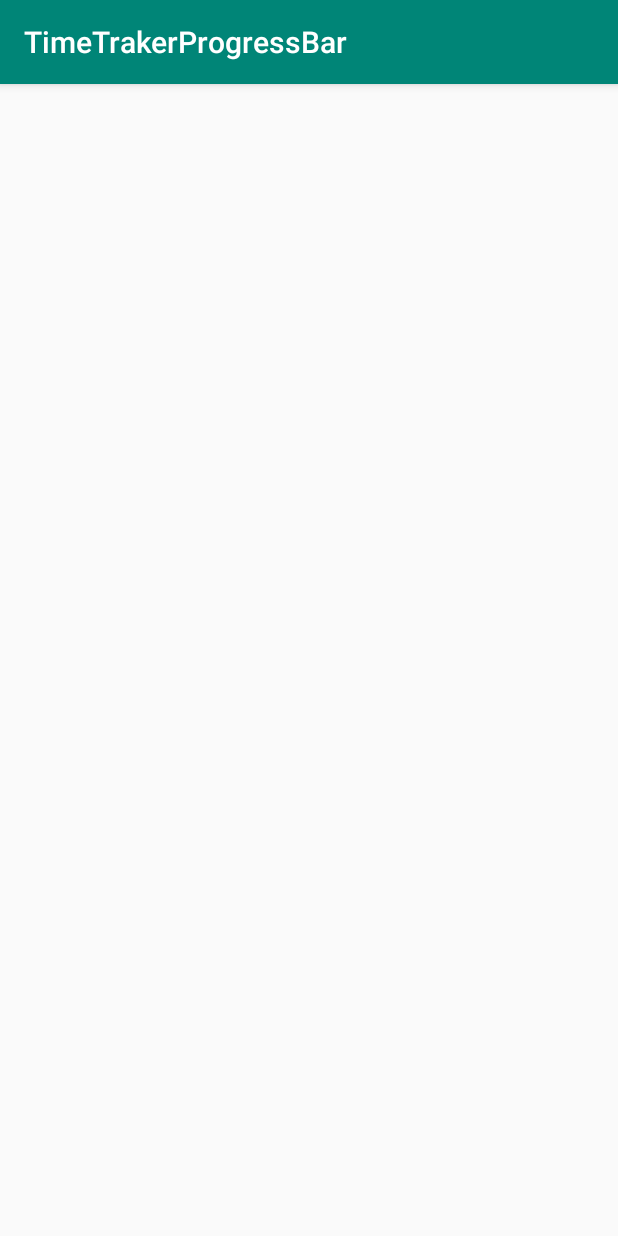
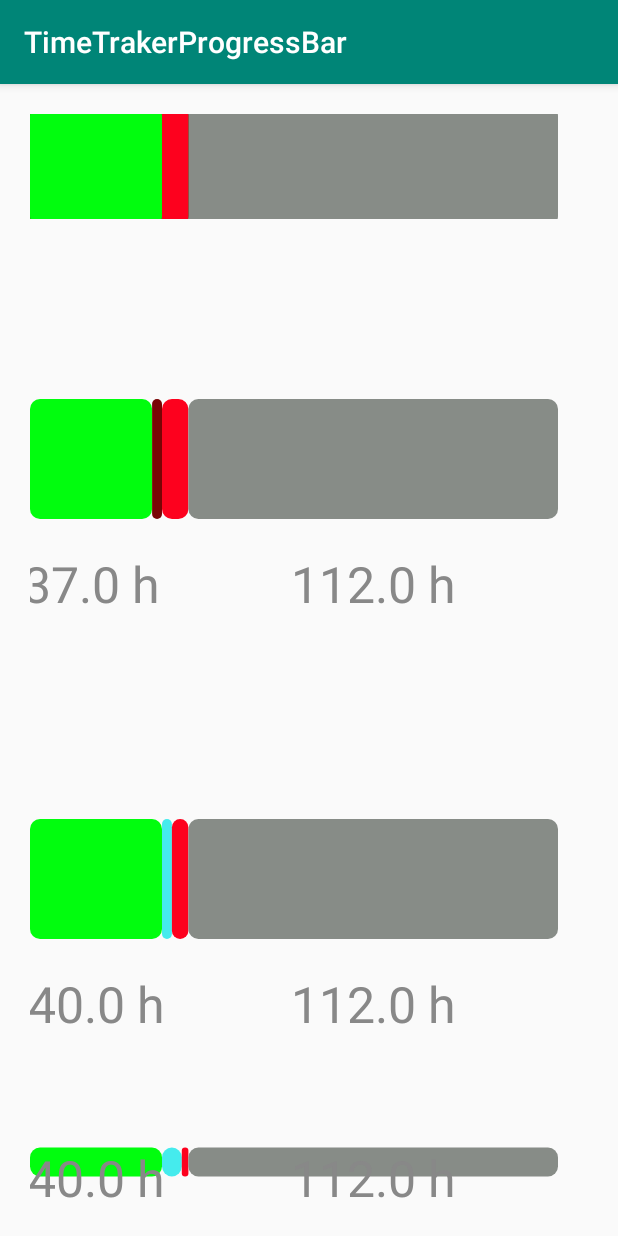
Before and after one commit to Kiolk/TimeTrakerProgressBar, an Android app: the screen it shows after launch (MainActivity), on a phone screen of 412 x 824 dp. Run offline under Robolectric (Android 15) with nearby library versions, the phone set to English and light mode, and no system bars.

Commit message:
Add additional properties to bar

```diff
--- a/app/src/main/java/kiolk/github/com/timetrakerprogressbar/MainActivity.java
+++ b/app/src/main/java/kiolk/github/com/timetrakerprogressbar/MainActivity.java
@@ -8,15 +8,33 @@ import kiolk.github.com.timesheetprogressbar.TimeSheetBar;
 public class MainActivity extends AppCompatActivity {
 
     private TimeSheetBar bar;
+    private TimeSheetBar bar1;
+    private TimeSheetBar bar2;
+    private TimeSheetBar bar3;
+    private TimeSheetBar bar4;
+    private static final int THREE_HOUR = 10800;
 
     @Override
     protected void onCreate(Bundle savedInstanceState) {
         super.onCreate(savedInstanceState);
         setContentView(R.layout.activity_main);
         bar = findViewById(R.id.time_bar);
-        bar.setmProgresHeight(60f);
-        bar.setmRequiredSeconds(576000);
-        bar.setmTrackedSeconds(144000);
-        bar.setmRequiredSecondsRelativeToday(172800);
+        bar1 = findViewById(R.id.time_bar_1);
+        bar2 = findViewById(R.id.time_bar_2);
+        bar3 = findViewById(R.id.time_bar_3);
+        bar4 = findViewById(R.id.time_bar_4);
+
+        setBar(bar, 576000, 144000, 172800);
+        setBar(bar1, 576000, 133200, 172800);
+        setBar(bar2, 576000, 144000 + THREE_HOUR, 172800);
+        setBar(bar3, 576000, 144000 + THREE_HOUR *2, 172800);
+        setBar(bar4, 576000, 144000 + THREE_HOUR * 3, 172800);
+    }
+
+    private void setBar(TimeSheetBar bar, int required, int tracked, int currentNeed) {
+        bar.setmProgressHeight(120f);
+        bar.setmRequiredSeconds(required);
+        bar.setmTrackedSeconds(tracked);
+        bar.setmRequiredSecondsRelativeToday(currentNeed);
     }
 }
--- a/app/src/main/res/layout/activity_main.xml
+++ b/app/src/main/res/layout/activity_main.xml
@@ -1,13 +1,30 @@
 <?xml version="1.0" encoding="utf-8"?>
-<RelativeLayout xmlns:android="http://schemas.android.com/apk/res/android"
+<LinearLayout xmlns:android="http://schemas.android.com/apk/res/android"
     xmlns:app="http://schemas.android.com/apk/res-auto"
     xmlns:tools="http://schemas.android.com/tools"
     android:layout_width="match_parent"
+    android:orientation="vertical"
     android:layout_height="match_parent"
     tools:context=".MainActivity">
 
     <kiolk.github.com.timesheetprogressbar.TimeSheetBar
+        android:layout_margin="20dp"
         android:id="@+id/time_bar"
+        android:layout_centerInParent="true"
+        android:layout_width="match_parent"
+        android:layout_height="70dp"
+        android:padding="10dp"
+        app:trackedTimeColor="@color/trackedColor"
+        app:unTrackedTimeColor="@color/unTrackedColor"
+        app:moreTrackedTimeColor="@color/moreTrackedTime"
+        app:dayNeedTrackTimeColor="@color/currentUnTrackedColor"
+        app:additionalNeedTrackTimeColor="@color/needAdditionalTrackColor"
+        app:moreCurrentDayTrakedTimeColor="@color/moreCurrentDayTrackedColor"
+        app:barType="divided"/>
+
+    <kiolk.github.com.timesheetprogressbar.TimeSheetBar
+        android:layout_margin="20dp"
+        android:id="@+id/time_bar_1"
         android:layout_centerInParent="true"
         android:layout_width="wrap_content"
         android:layout_height="wrap_content"
@@ -16,6 +33,48 @@
         app:unTrackedTimeColor="@color/unTrackedColor"
         app:moreTrackedTimeColor="@color/moreTrackedTime"
         app:dayNeedTrackTimeColor="@color/currentUnTrackedColor"
-        app:additionalNeedTrackTimeColor="@color/needAdditionalTrackColor"/>
+        app:additionalNeedTrackTimeColor="@color/needAdditionalTrackColor"
+        app:moreCurrentDayTrakedTimeColor="@color/moreCurrentDayTrackedColor"
+        app:barType="overlaid"/>
 
-</RelativeLayout>
+    <kiolk.github.com.timesheetprogressbar.TimeSheetBar
+        android:layout_margin="20dp"
+        android:id="@+id/time_bar_2"
+        android:layout_centerInParent="true"
+        android:layout_width="wrap_content"
+        android:layout_height="wrap_content"
+        android:padding="10dp"
+        app:trackedTimeColor="@color/trackedColor"
+        app:unTrackedTimeColor="@color/unTrackedColor"
+        app:moreTrackedTimeColor="@color/moreTrackedTime"
+        app:dayNeedTrackTimeColor="@color/currentUnTrackedColor"
+        app:additionalNeedTrackTimeColor="@color/needAdditionalTrackColor"
+        app:moreCurrentDayTrakedTimeColor="@color/moreCurrentDayTrackedColor"/>
+
+    <kiolk.github.com.timesheetprogressbar.TimeSheetBar
+        android:layout_margin="20dp"
+        android:id="@+id/time_bar_3"
+        android:layout_centerInParent="true"
+        android:layout_width="wrap_content"
+        android:layout_height="wrap_content"
+        android:padding="10dp"
+        app:trackedTimeColor="@color/trackedColor"
+        app:unTrackedTimeColor="@color/unTrackedColor"
+        app:moreTrackedTimeColor="@color/moreTrackedTime"
+        app:dayNeedTrackTimeColor="@color/currentUnTrackedColor"
+        app:additionalNeedTrackTimeColor="@color/needAdditionalTrackColor"
+        app:moreCurrentDayTrakedTimeColor="@color/moreCurrentDayTrackedColor"/>
+    <kiolk.github.com.timesheetprogressbar.TimeSheetBar
+        android:layout_margin="20dp"
+        android:id="@+id/time_bar_4"
+        android:layout_centerInParent="true"
+        android:layout_width="match_parent"
+        android:layout_height="match_parent"
+        android:padding="10dp"
+        app:trackedTimeColor="@color/trackedColor"
+        app:unTrackedTimeColor="@color/unTrackedColor"
+        app:moreTrackedTimeColor="@color/moreTrackedTime"
+        app:dayNeedTrackTimeColor="@color/currentUnTrackedColor"
+        app:additionalNeedTrackTimeColor="@color/needAdditionalTrackColor"
+        app:moreCurrentDayTrakedTimeColor="@color/moreCurrentDayTrackedColor"/>
+</LinearLayout>
--- a/app/src/main/res/values/colors.xml
+++ b/app/src/main/res/values/colors.xml
@@ -8,4 +8,5 @@
     <color name="needAdditionalTrackColor">#790505</color>
     <color name="unTrackedColor">#878c87</color>
     <color name="moreTrackedTime">#04710a</color>
+    <color name="moreCurrentDayTrackedColor">#45ebed</color>
 </resources>
--- /dev/null
+++ b/timesheetprogressbar/src/main/java/kiolk/github/com/timesheetprogressbar/BarType.java
@@ -0,0 +1,27 @@
+package kiolk.github.com.timesheetprogressbar;
+
+public enum BarType {
+
+    DIVIDED(0), OVERLAID(1);
+
+    private final int mType;
+
+    BarType(int pType) {
+        this.mType = pType;
+    }
+
+    public static BarType getType(int type) {
+        switch (type) {
+            case 0:
+                return DIVIDED;
+            case 1:
+                return OVERLAID;
+            default:
+                throw new IllegalArgumentException();
+        }
+    }
+
+    public int getType() {
+        return mType;
+    }
+}
--- a/timesheetprogressbar/src/main/java/kiolk/github/com/timesheetprogressbar/TimeSheetBar.java
+++ b/timesheetprogressbar/src/main/java/kiolk/github/com/timesheetprogressbar/TimeSheetBar.java
@@ -5,10 +5,12 @@ import android.content.res.TypedArray;
 import android.graphics.Canvas;
 import android.graphics.Color;
 import android.graphics.Paint;
+import android.graphics.Path;
 import android.graphics.RectF;
 import android.os.Build;
 import android.support.annotation.RequiresApi;
 import android.util.AttributeSet;
+import android.util.Printer;
 import android.view.View;
 
 public class TimeSheetBar extends View {
@@ -16,6 +18,7 @@ public class TimeSheetBar extends View {
     public static final float RAOUND_X = 10f;
     public static final float ROUND_Y = 10f;
     public static final long EIGHT_HOURS_WORK_DAY = 28800;
+    public static final float ONE_HOUR = 3600f;
 
     private RectF mRectF;
     private Paint mBackgroundPaint;
@@ -23,20 +26,37 @@ public class TimeSheetBar extends View {
     private Paint mCurrentUnTrackPaint;
     private Paint mMoreTrackedTimePaint;
     private Paint mNeedTrackTimePaint;
+    private Paint mMoreCurrentDayTrackedTimePaint;
+    private Paint mLinePaint;
+    private Paint mLablePaint;
+    private Paint mTextPaint;
+
+    private float startPointX = 0;
+    private float startPointY = 0;
+
     private int widthRec;
     private int heightRec;
-    private float mProgresHeight = 20;
+    private int mBarType;
+    private float mProgressHeight = 100;
 
     private int mTrackedTimeColor;
     private int mUntrackedTimeColor;
     private int mNeedTrackTimeColor;
     private int mDayNeedTrackTimeColor;
     private int mMoreTrackedTimeColor;
+    private int mMoreCurrentDayTrackedTimeColor;
 
     private long mTrackedSeconds = 259200;
     private long mRequiredSeconds = 576000;
     private long mRequiredSecondsRelativeToday = EIGHT_HOURS_WORK_DAY;
     private long mStandardDayWorkDurationSeconds = EIGHT_HOURS_WORK_DAY;
+
+    private long mTrackedBeforTodaySeconds = 0;
+    private long mNeedTrackSeconds = 0;
+    private long mCurrentTrakedSecconds = 0;
+    private long mMoreTrackedSecconds = 0;
+    private long mCurrentNeedTrakSeconds = 0;
+    private long mUntrackedTime = 0;
 
     public TimeSheetBar(Context context) {
         super(context);
@@ -60,34 +80,42 @@ public class TimeSheetBar extends View {
     }
 
     public long getmTrackedSeconds() {
+        invalidate();
         return mTrackedSeconds;
     }
 
     public void setmTrackedSeconds(long mTrackedSeconds) {
+        invalidate();
         this.mTrackedSeconds = mTrackedSeconds;
     }
 
     public long getmRequiredSeconds() {
+        invalidate();
         return mRequiredSeconds;
     }
 
     public void setmRequiredSeconds(long mRequiredSeconds) {
+        invalidate();
         this.mRequiredSeconds = mRequiredSeconds;
     }
 
     public long getmRequiredSecondsRelativeToday() {
+        invalidate();
         return mRequiredSecondsRelativeToday;
     }
 
     public void setmRequiredSecondsRelativeToday(long mRequiredSecondsRelativeToday) {
+        invalidate();
         this.mRequiredSecondsRelativeToday = mRequiredSecondsRelativeToday;
     }
 
     public long getmStandardDayWorkDurationSeconds() {
+        invalidate();
         return mStandardDayWorkDurationSeconds;
     }
 
     public void setmStandardDayWorkDurationSeconds(long mStandardDayWorkDurationSeconds) {
+        invalidate();
         this.mStandardDayWorkDurationSeconds = mStandardDayWorkDurationSeconds;
     }
 
@@ -100,6 +128,8 @@ public class TimeSheetBar extends View {
         mDayNeedTrackTimeColor = typedArray.getColor(R.styleable.TimeSheetBar_dayNeedTrackTimeColor, Color.RED);
         mNeedTrackTimeColor = typedArray.getColor(R.styleable.TimeSheetBar_additionalNeedTrackTimeColor, Color.RED);
         mMoreTrackedTimeColor = typedArray.getColor(R.styleable.TimeSheetBar_moreTrackedTimeColor, Color.GREEN);
+        mMoreCurrentDayTrackedTimeColor = typedArray.getColor(R.styleable.TimeSheetBar_moreCurrentDayTrakedTimeColor, Color.GREEN);
+        mBarType = typedArray.getInt(R.styleable.TimeSheetBar_barType, BarType.DIVIDED.getType());
 
         mBackgroundPaint = new Paint(Paint.ANTI_ALIAS_FLAG);
         mBackgroundPaint.setColor(mUntrackedTimeColor);
@@ -116,12 +146,58 @@ public class TimeSheetBar extends View {
         mNeedTrackTimePaint = new Paint(Paint.ANTI_ALIAS_FLAG);
         mNeedTrackTimePaint.setColor(mNeedTrackTimeColor);
         mNeedTrackTimePaint.setStyle(Paint.Style.FILL);
+        mMoreCurrentDayTrackedTimePaint = new Paint(Paint.ANTI_ALIAS_FLAG);
+        mMoreCurrentDayTrackedTimePaint.setColor(mMoreCurrentDayTrackedTimeColor);
+        mNeedTrackTimePaint.setStyle(Paint.Style.FILL);
+
+        mLinePaint = new Paint(Paint.ANTI_ALIAS_FLAG);
+        mLinePaint.setColor(Color.GRAY);
+        mLinePaint.setStrokeWidth(3);
+        mLinePaint.setStyle(Paint.Style.FILL);
+
+
+        mLablePaint = new Paint(Paint.ANTI_ALIAS_FLAG);
+        mLablePaint.setStyle(Paint.Style.STROKE);
+        mLablePaint.setColor(Color.GRAY);
+        mLablePaint.setStrokeWidth(2);
+        mLablePaint.setStyle(Paint.Style.FILL);
+        mLablePaint.setColor(Color.YELLOW);
+        mLablePaint.setStyle(Paint.Style.FILL_AND_STROKE);
+
+        mTextPaint = new Paint(Paint.ANTI_ALIAS_FLAG);
+        mTextPaint.setColor(Color.GRAY);
+        mTextPaint.setStyle(Paint.Style.FILL);
+        mTextPaint.setTextSize(mProgressHeight / 2);
+        mTextPaint.setTextAlign(Paint.Align.CENTER);
 
         mRectF = new RectF(0, heightRec, widthRec, 0);
     }
 
+    private void calculateTimersSeconds(){
+
+        long trackedDiffTime = mRequiredSecondsRelativeToday - mStandardDayWorkDurationSeconds;
+        mTrackedBeforTodaySeconds = mTrackedSeconds;
+
+        mUntrackedTime = mRequiredSeconds - mRequiredSecondsRelativeToday;
+        if (trackedDiffTime > mTrackedSeconds) {
+            mNeedTrackSeconds = trackedDiffTime;
+            mTrackedBeforTodaySeconds = mTrackedSeconds;
+        } else if (trackedDiffTime < mTrackedSeconds && mTrackedSeconds < mRequiredSecondsRelativeToday) {
+            mTrackedBeforTodaySeconds = mRequiredSecondsRelativeToday - mStandardDayWorkDurationSeconds;
+            mCurrentTrakedSecconds = mTrackedSeconds - mTrackedBeforTodaySeconds;
+            mCurrentNeedTrakSeconds = mStandardDayWorkDurationSeconds - mCurrentTrakedSecconds;
+        } else if (mTrackedSeconds > mRequiredSecondsRelativeToday) {
+            mTrackedBeforTodaySeconds = mRequiredSecondsRelativeToday - mStandardDayWorkDurationSeconds;
+            mCurrentTrakedSecconds = mStandardDayWorkDurationSeconds;
+            mMoreTrackedSecconds = mTrackedSeconds - mRequiredSecondsRelativeToday;
+            mCurrentNeedTrakSeconds = 0;
+            mUntrackedTime = mUntrackedTime - mMoreTrackedSecconds;
+        }
+    }
+
     @Override
     protected void onMeasure(int widthMeasureSpec, int heightMeasureSpec) {
+        calculateTimersSeconds();
         super.onMeasure(widthMeasureSpec, heightMeasureSpec);
         int width = MeasureSpec.getSize(widthMeasureSpec);
         int height = MeasureSpec.getSize(heightMeasureSpec);
@@ -132,7 +208,8 @@ public class TimeSheetBar extends View {
                 selectedHeigt = height;
                 break;
             case MeasureSpec.AT_MOST:
-                selectedHeigt = (int) Math.min(height, getmProgresHeight());
+                selectedHeigt = (int) Math.min(height, getmProgressHeight() * 3);
+                mProgressHeight = selectedHeigt / 3;
                 break;
             case MeasureSpec.UNSPECIFIED:
             default:
@@ -147,55 +224,114 @@ public class TimeSheetBar extends View {
         int size = (width > height) ? width : height;
         heightRec = size;
         widthRec = size;
+
         setMeasuredDimension(width, selectedHeigt);
     }
 
     @Override
     protected void onDraw(Canvas canvas) {
         super.onDraw(canvas);
-        long trackedDiifTime = mRequiredSecondsRelativeToday - mStandardDayWorkDurationSeconds;
         float trackedBlockWidth;
+        float needTrackBlockWidth = 0;
+        float moreCurrentDayTrackedBlockWidth = 0;
+        float moreTrakedTimeBlockWidth = 0;
+        float untrakedTimeBlockwidth;
+        float needCurrentTodayTrackBlockWidth;
 
-        if(trackedDiifTime == mTrackedSeconds){
-            float trackedPercent =  (mTrackedSeconds / mRequiredSeconds);
-            trackedBlockWidth = getWidth() * trackedPercent;
-        }else if(trackedDiifTime > mTrackedSeconds){
+        startPointY = getHeight() / 3;
 
+        long trackedDiffTime = mRequiredSecondsRelativeToday - mStandardDayWorkDurationSeconds;
+
+        trackedBlockWidth = canculatPercantage(mTrackedSeconds);
+        needCurrentTodayTrackBlockWidth = canculatPercantage(mStandardDayWorkDurationSeconds);
+        untrakedTimeBlockwidth = canculatPercantage(mRequiredSeconds - mRequiredSecondsRelativeToday);
+
+
+        if (trackedDiffTime > mTrackedSeconds) {
+            needTrackBlockWidth = canculatPercantage(trackedDiffTime - mTrackedSeconds);
+            trackedBlockWidth = canculatPercantage(mTrackedSeconds);
+        } else if (trackedDiffTime < mTrackedSeconds && mTrackedSeconds < mRequiredSecondsRelativeToday) {
+            trackedBlockWidth = canculatPercantage(mTrackedSeconds - (mTrackedSeconds - trackedDiffTime));
+            moreCurrentDayTrackedBlockWidth = canculatPercantage(mTrackedSeconds - (mRequiredSecondsRelativeToday - mStandardDayWorkDurationSeconds));
+            needCurrentTodayTrackBlockWidth = canculatPercantage(mRequiredSecondsRelativeToday - mTrackedSeconds);
+        } else if (mTrackedSeconds > mRequiredSecondsRelativeToday) {
+            trackedBlockWidth = canculatPercantage(mTrackedSeconds - (mTrackedSeconds - trackedDiffTime));
+            moreCurrentDayTrackedBlockWidth = canculatPercantage(mStandardDayWorkDurationSeconds);
+            moreTrakedTimeBlockWidth = canculatPercantage(mTrackedSeconds - mRequiredSecondsRelativeToday);
+            untrakedTimeBlockwidth = canculatPercantage(mRequiredSeconds - mTrackedSeconds);
+            needCurrentTodayTrackBlockWidth = 0;
         }
 
+        switch (BarType.getType(mBarType)) {
+            case DIVIDED:
+                float shiftPosition = 0;
+                shiftPosition = drawSingleBlock(canvas, shiftPosition, trackedBlockWidth, mTrackedTimePaint);
+                attactText(canvas, 0, trackedBlockWidth, mTrackedBeforTodaySeconds);
+                shiftPosition = drawSingleBlock(canvas, shiftPosition, needTrackBlockWidth, mNeedTrackTimePaint);
+                shiftPosition = drawSingleBlock(canvas, shiftPosition, moreCurrentDayTrackedBlockWidth, mMoreCurrentDayTrackedTimePaint);
+                shiftPosition = drawSingleBlock(canvas, shiftPosition, needCurrentTodayTrackBlockWidth, mCurrentUnTrackPaint);
+//                attachLable(canvas, shiftPosition, needCurrentTodayTrackBlockWidth, mCurrentNeedTrakSeconds);
+                shiftPosition = drawSingleBlock(canvas, shiftPosition, moreTrakedTimeBlockWidth, mMoreTrackedTimePaint);
+                drawSingleBlock(canvas, shiftPosition, untrakedTimeBlockwidth, mBackgroundPaint);
+                attactText(canvas, shiftPosition, untrakedTimeBlockwidth, mUntrackedTime);
+                break;
+            case OVERLAID:
+                attactText(canvas, 0, trackedBlockWidth, mTrackedBeforTodaySeconds);
+                attactText(canvas, trackedBlockWidth + needTrackBlockWidth + moreCurrentDayTrackedBlockWidth + needTrackBlockWidth + moreTrakedTimeBlockWidth, untrakedTimeBlockwidth, mUntrackedTime);
+                drawSingleBlock(canvas, 0, getWidth(), mBackgroundPaint);
+                float trackedBlockWidthFromStart = trackedBlockWidth;
+                float needTrackBlockWidthFromStart = trackedBlockWidthFromStart + needTrackBlockWidth;
+                float moreCurrentDayTrackedBlockWidthFromStart = needTrackBlockWidthFromStart + moreCurrentDayTrackedBlockWidth;
+                float needCurrentTodayTrackBlockWidthFromStart = moreCurrentDayTrackedBlockWidthFromStart + needCurrentTodayTrackBlockWidth;
+                float moreTrakedTimeBlockWidthFromStart = needCurrentTodayTrackBlockWidthFromStart + moreTrakedTimeBlockWidth;
 
-        if(mTrackedSeconds == (mRequiredSecondsRelativeToday - mStandardDayWorkDurationSeconds)){
-            float trackedPercent =  (mTrackedSeconds / mRequiredSeconds);
-            float trackedBlockWidth = getWidth() * trackedPercent;
-            mRectF.left = 0;
-            mRectF.top = 0;
-            mRectF.right = trackedBlockWidth;
-            mRectF.bottom = getmProgresHeight();
-            drawSingleBlock(canvas, mRectF, mTrackedTimePaint);
+                drawSingleBlock(canvas, 0, moreTrakedTimeBlockWidthFromStart, mMoreTrackedTimePaint);
+                drawSingleBlock(canvas, 0, needCurrentTodayTrackBlockWidthFromStart, mCurrentUnTrackPaint);
+                drawSingleBlock(canvas, 0, moreCurrentDayTrackedBlockWidthFromStart, mMoreCurrentDayTrackedTimePaint);
+                drawSingleBlock(canvas, 0, needTrackBlockWidthFromStart, mNeedTrackTimePaint);
+                drawSingleBlock(canvas, 0, trackedBlockWidthFromStart, mTrackedTimePaint);
+                break;
+        }
 
-            float curentReqeiredPercent = mStandardDayWorkDurationSeconds / mRequiredSeconds;
-            float currentBlockWidth = getWidth() * curentReqeiredPercent;
-            mRectF.left = trackedBlockWidth;
-            mRectF.top = 0;
-            mRectF.right = trackedBlockWidth + currentBlockWidth ;
-            mRectF.bottom = getmProgresHeight();
-            drawSingleBlock(canvas, mRectF, mCurrentUnTrackPaint);
+        canvas.drawPath(new Path(), mBackgroundPaint);
+    }
 
-            float unTrackedPercent = (mRequiredSeconds - mStandardDayWorkDurationSeconds - mTrackedSeconds)/ mRequiredSeconds;
-            float unTrakedBlockWidth = getWidth() * unTrackedPercent;
-            mRectF.left = trackedBlockWidth +currentBlockWidth ;
-            mRectF.top = 0;
-            mRectF.right = trackedBlockWidth + curentReqeiredPercent + unTrakedBlockWidth;
-            mRectF.bottom = getmProgresHeight();
-            drawSingleBlock(canvas, mRectF, mCurrentUnTrackPaint);
-        }else if(mTrackedSeconds > (mRequiredSecondsRelativeToday - mStandardDayWorkDurationSeconds)
-                && mTrackedSeconds < mRequiredSecondsRelativeToday){
+    private void attactText(Canvas canvas, float startBlockX, float endBlockX, long durationSeconds) {
 
 
-        }
+        canvas.drawText(String.valueOf(durationSeconds / ONE_HOUR) + " h",
+                startBlockX + (endBlockX  / 2),
+                (float) (getHeight() * 0.9),
+                mTextPaint);
     }
 
-    private void drawSingleBlock(Canvas canvas, RectF block, Paint paint){
+    private void attachLable(Canvas canvas, float startBlockX, float endBlockX, long durationSeconds) {
+        float targetX = startBlockX + (endBlockX) / 2;
+        float targetY = getHeight() / 4;
+        float radius = (getHeight() / 3 - getHeight() / 9) / 2;
+        canvas.drawLine(startBlockX + (endBlockX) / 2, getHeight() / 2, startBlockX + (endBlockX) / 2, targetY, mLinePaint);
+        mLablePaint.setStyle(Paint.Style.FILL);
+        canvas.drawCircle(targetX, targetY, radius, mLablePaint);
+        mLablePaint.setStyle(Paint.Style.STROKE);
+        mLablePaint.setColor(Color.GRAY);
+        canvas.drawCircle(targetX, targetY, radius, mLablePaint);
+    }
+
+    private float drawSingleBlock(Canvas canvas, float startPoint, float blockWidth, Paint mTrackedTimePaint) {
+        mRectF.left = startPoint;
+        mRectF.top = (getHeight() / 2) - (getmProgressHeight() / 2);
+        mRectF.right = blockWidth + startPoint;
+        mRectF.bottom = mRectF.top + getmProgressHeight();
+        drawSingleBlock(canvas, mRectF, mTrackedTimePaint);
+        return blockWidth + startPoint;
+    }
+
+    private float canculatPercantage(long pValue) {
+        float percantage = pValue / (float) mRequiredSeconds;
+        return getWidth() * percantage;
+    }
+
+    private void drawSingleBlock(Canvas canvas, RectF block, Paint paint) {
         canvas.drawRoundRect(block, RAOUND_X, ROUND_Y, paint);
     }
 
@@ -214,11 +350,11 @@ public class TimeSheetBar extends View {
         super.onAttachedToWindow();
     }
 
-    public float getmProgresHeight() {
-        return mProgresHeight;
+    public float getmProgressHeight() {
+        return mProgressHeight;
     }
 
-    public void setmProgresHeight(float mProgresHeight) {
-        this.mProgresHeight = mProgresHeight;
+    public void setmProgressHeight(float mProgressHeight) {
+        this.mProgressHeight = mProgressHeight;
     }
 }
--- a/timesheetprogressbar/src/main/res/values/attrs.xml
+++ b/timesheetprogressbar/src/main/res/values/attrs.xml
@@ -4,8 +4,13 @@
         <attr name="trackedTimeColor" format="color"/>
         <attr name="unTrackedTimeColor" format="color"/>
         <attr name="moreTrackedTimeColor" format="color"/>
+        <attr name="moreCurrentDayTrakedTimeColor" format="color"/>
         <attr name="dayNeedTrackTimeColor" format="color"/>
         <attr name="additionalNeedTrackTimeColor" format="color"/>
+        <attr name="barType" format="enum">
+            <enum name="overlaid" value="0"/>
+            <enum name="divided" value="1"/>
+        </attr>
             <!--<enum name="left" value="0"/>-->
             <!--<enum name="right" value="1"/>-->
         <!--</attr>-->
```
